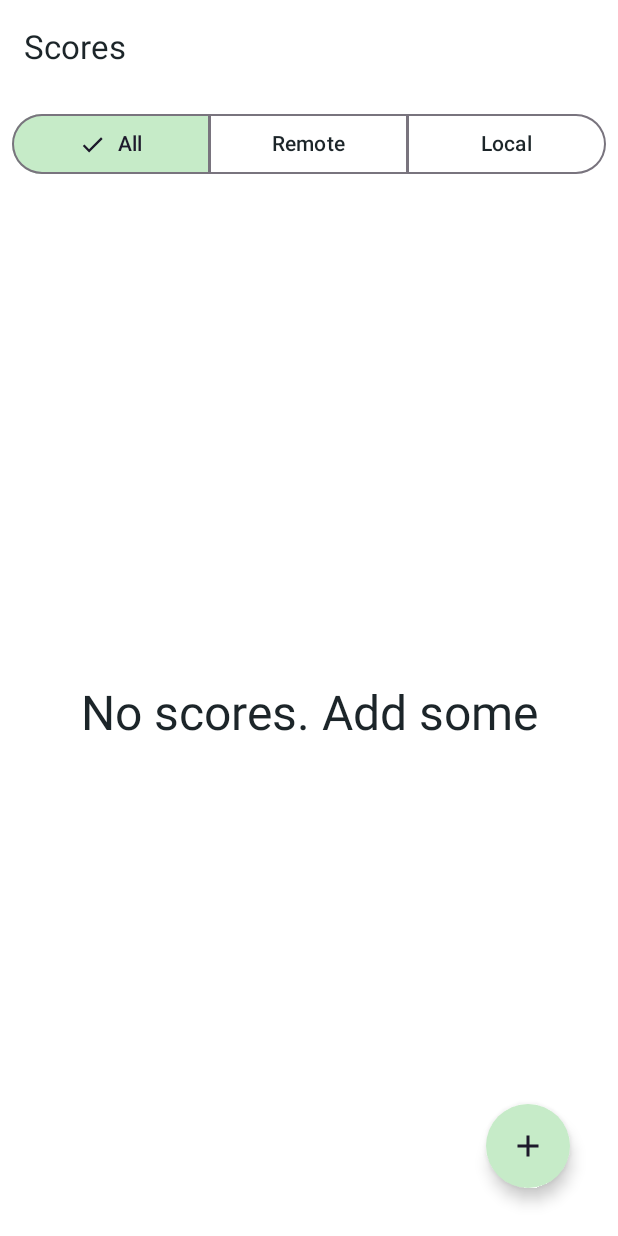
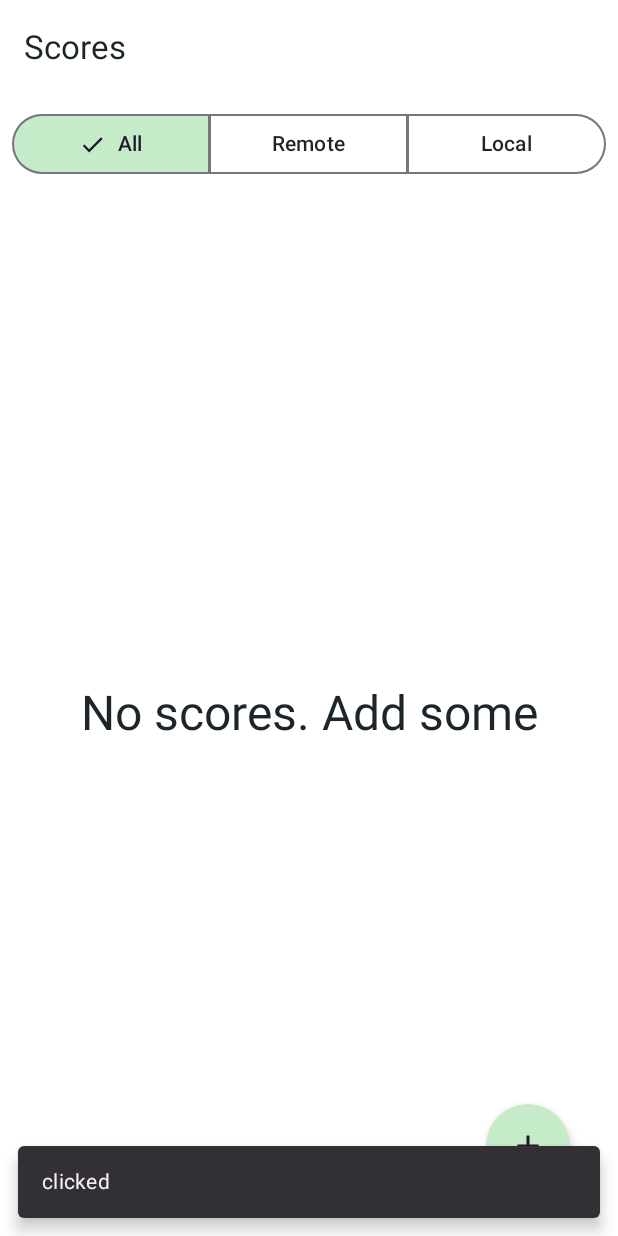
Before and after one commit to SicMarcis/CS-Scores, an Android app built with Jetpack Compose: the ScoreListScreen screen opened through its navigation route, on a phone screen of 412 x 824 dp. Run offline under Robolectric (Android 15) with nearby library versions, the phone set to English and light mode, and no system bars; our stand-ins replace Firebase (no records; nobody signed in at launch, a user with empty details on screens opened directly).

Commit message:
- toolbar per screen

```diff
--- a/app/src/main/java/cz/sic/scores/MainActivity.kt
+++ b/app/src/main/java/cz/sic/scores/MainActivity.kt
@@ -4,24 +4,16 @@ import android.os.Bundle
 import androidx.activity.ComponentActivity
 import androidx.activity.compose.setContent
 import androidx.activity.enableEdgeToEdge
-import androidx.compose.runtime.getValue
-import androidx.compose.runtime.mutableStateOf
-import androidx.compose.runtime.saveable.rememberSaveable
-import androidx.navigation.compose.rememberNavController
 import cz.sic.ds.theme.ScoreTheme
-import cz.sic.list.presentation.ui.ScoreListScreen
-import cz.sic.scores.navigation.ScoresNavGraph
 
 class MainActivity : ComponentActivity() {
     override fun onCreate(savedInstanceState: Bundle?) {
         super.onCreate(savedInstanceState)
+
         enableEdgeToEdge()
         setContent {
             ScoreTheme {
-                val navController = rememberNavController()
-                ScoresNavGraph(
-                    navController = navController
-                )
+                ScoreMain()
             }
         }
     }
--- /dev/null
+++ b/app/src/main/java/cz/sic/scores/ScoreMain.kt
@@ -0,0 +1,14 @@
+package cz.sic.scores
+
+import androidx.compose.foundation.layout.Box
+import androidx.compose.foundation.layout.fillMaxSize
+import androidx.compose.runtime.Composable
+import androidx.compose.ui.Modifier
+import androidx.navigation.compose.rememberNavController
+import cz.sic.scores.navigation.ScoresNavGraph
+
+@Composable
+fun ScoreMain() {
+    val navController = rememberNavController()
+    ScoresNavGraph(navController = navController)
+}
--- a/app/src/main/java/cz/sic/scores/navigation/ScoresNavGraph.kt
+++ b/app/src/main/java/cz/sic/scores/navigation/ScoresNavGraph.kt
@@ -1,28 +1,15 @@
 package cz.sic.scores.navigation
 
-import androidx.compose.foundation.layout.fillMaxSize
-import androidx.compose.foundation.layout.padding
-import androidx.compose.material3.Scaffold
-import androidx.compose.material3.SnackbarHost
-import androidx.compose.material3.SnackbarHostState
 import androidx.compose.runtime.Composable
-import androidx.compose.runtime.LaunchedEffect
-import androidx.compose.runtime.getValue
-import androidx.compose.runtime.mutableStateOf
-import androidx.compose.runtime.remember
-import androidx.compose.runtime.setValue
-import androidx.compose.ui.Modifier
 import androidx.navigation.NavHostController
 import androidx.navigation.compose.NavHost
-import kotlinx.serialization.Serializable
 import androidx.navigation.compose.composable
 import androidx.navigation.toRoute
 import cz.sic.detail.presentation.model.Mode
 import cz.sic.detail.presentation.ui.ScoreDetailScreen
 import cz.sic.domain.model.Store
-import cz.sic.ds.components.DsAppBar
-import cz.sic.ds.components.ToolbarState
 import cz.sic.list.presentation.ui.ScoreListScreen
+import kotlinx.serialization.Serializable
 
 @Serializable
 object ScoresListRoute
@@ -34,46 +21,17 @@ data class ScoreDetailRoute(
     val mode: Mode
 )
 
-@Serializable
-object AddScoreRoute
-
 @Composable
 fun ScoresNavGraph(
     navController: NavHostController,
 ) {
-    var toolbarState: ToolbarState by remember {
-        mutableStateOf(ToolbarState(
-            cz.sic.list.presentation.R.string.screen_list_title,
-            false
-        ))
-    }
 
-    val snackbarHostState = remember { SnackbarHostState() }
-
-    Scaffold(
-        modifier = Modifier.fillMaxSize(),
-        snackbarHost = { SnackbarHost(snackbarHostState) },
-        topBar = {
-            DsAppBar(
-                toolbarState = toolbarState,
-                onBack = { navController.popBackStack() }
-            )
-        },
-    ) { innerPadding ->
     NavHost(
         navController = navController,
         startDestination = ScoresListRoute,
-            modifier = Modifier.padding(innerPadding)
     ) {
         composable<ScoresListRoute> {
-                LaunchedEffect(Unit) {
-                    toolbarState = ToolbarState(
-                        title = cz.sic.list.presentation.R.string.screen_list_title,
-                        showBack = false
-                    )
-                }
             ScoreListScreen(
-                    snackbarHostState = snackbarHostState,
                 onNavigateToDetail = { id, store ->
                     navController.navigate(ScoreDetailRoute(id, store, Mode.View))
                 },
@@ -84,22 +42,13 @@ fun ScoresNavGraph(
         }
 
         composable<ScoreDetailRoute> { backStackEntry ->
-                LaunchedEffect(Unit) {
-                    toolbarState = ToolbarState(
-                        title = cz.sic.list.presentation.R.string.screen_detail_title,
-                        showBack = true
-                    )
-                }
-
             val route = backStackEntry.toRoute<ScoreDetailRoute>()
             ScoreDetailScreen(
                 id = route.id,
                 store = route.store,
                 mode = route.mode,
-                    snackbarHostState = snackbarHostState,
                 onBack = { navController.popBackStack() }
             )
         }
     }
 }
-}
--- a/feature/detail/presentation/src/main/java/cz/sic/detail/presentation/ui/ScoreDetailScreen.kt
+++ b/feature/detail/presentation/src/main/java/cz/sic/detail/presentation/ui/ScoreDetailScreen.kt
@@ -9,7 +9,6 @@ import androidx.compose.foundation.layout.fillMaxWidth
 import androidx.compose.foundation.layout.height
 import androidx.compose.foundation.layout.padding
 import androidx.compose.foundation.layout.size
-import androidx.compose.foundation.layout.width
 import androidx.compose.foundation.layout.wrapContentHeight
 import androidx.compose.foundation.shape.RoundedCornerShape
 import androidx.compose.foundation.text.KeyboardOptions
@@ -19,11 +18,14 @@ import androidx.compose.material.icons.filled.LocationOn
 import androidx.compose.material3.Button
 import androidx.compose.material3.Icon
 import androidx.compose.material3.MaterialTheme
+import androidx.compose.material3.Scaffold
+import androidx.compose.material3.SnackbarHost
 import androidx.compose.material3.SnackbarHostState
 import androidx.compose.material3.Text
 import androidx.compose.runtime.Composable
 import androidx.compose.runtime.LaunchedEffect
 import androidx.compose.runtime.getValue
+import androidx.compose.runtime.remember
 import androidx.compose.ui.Alignment
 import androidx.compose.ui.Modifier
 import androidx.compose.ui.res.stringResource
@@ -38,10 +40,12 @@ import cz.sic.domain.model.Score
 import cz.sic.domain.model.ScoreWithStore
 import cz.sic.domain.model.Store
 import cz.sic.ds.components.BadgeType
+import cz.sic.ds.components.DsAppBar
 import cz.sic.ds.components.DsLoadingContent
 import cz.sic.ds.components.DsRowRadioButton
+import cz.sic.ds.components.DsStoreBadge
 import cz.sic.ds.components.DsTextField
-import cz.sic.ds.components.DsStoreBadge
+import cz.sic.ds.components.ToolbarState
 import cz.sic.ds.theme.ScoreTheme
 import cz.sic.ds.utils.DsPreview
 import org.koin.androidx.compose.koinViewModel
@@ -52,11 +56,29 @@ fun ScoreDetailScreen(
     store: Store?,
     mode: Mode,
     viewModel: ScoreDetailViewModel = koinViewModel(),
-    snackbarHostState: SnackbarHostState,
     onBack: () -> Unit = {},
 ) {
+
+    val snackbarHostState = remember { SnackbarHostState() }
     val state by viewModel.uiState.collectAsStateWithLifecycle()
 
+    Scaffold(
+        topBar = {
+            DsAppBar(
+                toolbarState = ToolbarState(
+                    title = R.string.screen_detail_title,
+                    showBack = true
+                ),
+                onBack = onBack
+            )
+        },
+        snackbarHost = { SnackbarHost(snackbarHostState) }
+    ) { paddingValues ->
+        Box(
+            modifier = Modifier
+                .fillMaxSize()
+                .padding(paddingValues)
+        ) {
             LaunchedEffect(id) {
                 when (mode) {
                     Mode.View -> viewModel.onUiAction(ScoreDetailContract.UiAction.LoadScore(id, store, mode))
@@ -96,6 +118,8 @@ fun ScoreDetailScreen(
                 }
             )
         }
+    }
+}
 
 @Composable
 fun ScoreDetailContent(
@@ -112,7 +136,8 @@ fun ScoreDetailContent(
         return
     }
     Box(
-        modifier = Modifier.fillMaxSize()
+        modifier = Modifier
+            .fillMaxSize()
             .padding(16.dp)
     ) {
 
@@ -177,9 +202,8 @@ fun ScoreDetailContent(
                     )
                 }
             }
+        }
 
-
-        }
         if(isLoading) {
             DsLoadingContent(
                 modifier = Modifier
--- a/feature/detail/presentation/src/main/res/values/strings.xml
+++ b/feature/detail/presentation/src/main/res/values/strings.xml
@@ -1,4 +1,5 @@
 <?xml version="1.0" encoding="utf-8"?>
 <resources>
+    <string name="screen_detail_title">Detail</string>
     <string name="button_save">Save</string>
 </resources>
--- a/feature/list/presentation/src/main/java/cz/sic/list/presentation/ui/ScoreListScreen.kt
+++ b/feature/list/presentation/src/main/java/cz/sic/list/presentation/ui/ScoreListScreen.kt
@@ -1,10 +1,10 @@
 package cz.sic.list.presentation.ui
 
+import android.annotation.SuppressLint
 import androidx.compose.foundation.layout.Box
 import androidx.compose.foundation.layout.Column
 import androidx.compose.foundation.layout.Spacer
 import androidx.compose.foundation.layout.fillMaxSize
-import androidx.compose.foundation.layout.fillMaxWidth
 import androidx.compose.foundation.layout.height
 import androidx.compose.foundation.layout.padding
 import androidx.compose.foundation.layout.wrapContentSize
@@ -15,42 +15,58 @@ import androidx.compose.material3.FloatingActionButton
 import androidx.compose.material3.FloatingActionButtonDefaults
 import androidx.compose.material3.Icon
 import androidx.compose.material3.MaterialTheme
-import androidx.compose.material3.SegmentedButton
-import androidx.compose.material3.SegmentedButtonDefaults
-import androidx.compose.material3.SingleChoiceSegmentedButtonRow
+import androidx.compose.material3.Scaffold
+import androidx.compose.material3.SnackbarHost
 import androidx.compose.material3.SnackbarHostState
 import androidx.compose.material3.Text
 import androidx.compose.runtime.Composable
 import androidx.compose.runtime.LaunchedEffect
 import androidx.compose.runtime.getValue
+import androidx.compose.runtime.remember
 import androidx.compose.ui.Alignment
 import androidx.compose.ui.Modifier
 import androidx.compose.ui.res.stringResource
 import androidx.compose.ui.unit.dp
 import androidx.lifecycle.compose.collectAsStateWithLifecycle
 import cz.sic.domain.model.Score
+import cz.sic.domain.model.ScoreWithStore
 import cz.sic.domain.model.Store
 import cz.sic.ds.components.BadgeType
+import cz.sic.ds.components.DsAppBar
 import cz.sic.ds.components.DsLoadingContent
 import cz.sic.ds.components.ScoreItem
 import cz.sic.ds.components.ScoreList
+import cz.sic.ds.components.ToolbarState
 import cz.sic.ds.theme.ScoreTheme
 import cz.sic.ds.utils.DsPreview
-import cz.sic.domain.model.ScoreWithStore
 import cz.sic.list.presentation.R
 import cz.sic.list.presentation.vm.ScoresListContract
 import cz.sic.list.presentation.vm.ScoresListViewModel
 import org.koin.androidx.compose.koinViewModel
 
 @OptIn(ExperimentalMaterial3Api::class)
+@SuppressLint("UnusedMaterial3ScaffoldPaddingParameter")
 @Composable
 fun ScoreListScreen(
     viewModel: ScoresListViewModel = koinViewModel(),
-    snackbarHostState: SnackbarHostState,
     onNavigateToDetail: (Long, Store) -> Unit,
     onNavigateToAddScore: () -> Unit,
 ) {
+
+    val snackbarHostState = remember { SnackbarHostState() }
     val state by viewModel.uiState.collectAsStateWithLifecycle()
+
+    Scaffold(
+        topBar = {
+            DsAppBar(
+                toolbarState = ToolbarState(
+                    title = R.string.screen_list_title,
+                    showBack = false
+                )
+            )
+        },
+        snackbarHost = { SnackbarHost(snackbarHostState) }
+    ) {  paddingValues ->
 
         LaunchedEffect(viewModel) {
             viewModel.onUiAction(ScoresListContract.UiAction.OnAppear)
@@ -71,6 +87,15 @@ fun ScoreListScreen(
             }
         }
 
+        LaunchedEffect(Unit) {
+            snackbarHostState.showSnackbar("clicked")
+        }
+        Box(
+            contentAlignment = Alignment.TopCenter,
+            modifier = Modifier
+                .fillMaxSize()
+                .padding(paddingValues)
+        ) {
             ScoreListContent(
                 isLoading = state.isLoading,
                 uiState = state.uiData,
@@ -79,6 +104,8 @@ fun ScoreListScreen(
                 onStoreSelected = { viewModel.onUiAction(ScoresListContract.UiAction.OnStoreSelect(it))},
                 onAddScoreClick = { viewModel.onUiAction(ScoresListContract.UiAction.OnAddScoreClick) }
             )
+        }
+    }
 }
 
 @Composable
@@ -173,34 +200,6 @@ fun ScoreWithStore.toScoreItem(): ScoreItem {
 }
 
 @Composable
-fun StoreFilter(
-    selectedStore: Store,
-    onStoreSelected: (Store) -> Unit
-) {
-    SingleChoiceSegmentedButtonRow(
-        modifier = Modifier.fillMaxWidth()
-    ) {
-        Store.entries
-            .reversed()
-            .forEachIndexed { index, store ->
-            val isSelected = store == selectedStore
-            SegmentedButton(
-                modifier = Modifier.fillMaxWidth(),
-                onClick = { onStoreSelected(store) },
-                selected = isSelected,
-                shape = SegmentedButtonDefaults.itemShape(index, 3),
-            ) {
-                Text(when (store) {
-                    Store.Local -> stringResource(R.string.store_local)
-                    Store.Remote -> stringResource(R.string.store_remote)
-                    Store.Any -> stringResource(R.string.store_any)
-                })
-            }
-        }
-    }
-}
-
-@Composable
 fun EmptyContent() {
     Box(
         modifier = Modifier.fillMaxSize()
--- /dev/null
+++ b/feature/list/presentation/src/main/java/cz/sic/list/presentation/ui/StoreFilter.kt
@@ -0,0 +1,40 @@
+package cz.sic.list.presentation.ui
+
+import androidx.compose.foundation.layout.fillMaxWidth
+import androidx.compose.material3.SegmentedButton
+import androidx.compose.material3.SegmentedButtonDefaults
+import androidx.compose.material3.SingleChoiceSegmentedButtonRow
+import androidx.compose.material3.Text
+import androidx.compose.runtime.Composable
+import androidx.compose.ui.Modifier
+import androidx.compose.ui.res.stringResource
+import cz.sic.domain.model.Store
+import cz.sic.list.presentation.R
+
+@Composable
+fun StoreFilter(
+    selectedStore: Store,
+    onStoreSelected: (Store) -> Unit
+) {
+    SingleChoiceSegmentedButtonRow(
+        modifier = Modifier.fillMaxWidth()
+    ) {
+        Store.entries
+            .reversed()
+            .forEachIndexed { index, store ->
+                val isSelected = store == selectedStore
+                SegmentedButton(
+                    modifier = Modifier.fillMaxWidth(),
+                    onClick = { onStoreSelected(store) },
+                    selected = isSelected,
+                    shape = SegmentedButtonDefaults.itemShape(index, 3),
+                ) {
+                    Text(when (store) {
+                        Store.Local -> stringResource(R.string.store_local)
+                        Store.Remote -> stringResource(R.string.store_remote)
+                        Store.Any -> stringResource(R.string.store_any)
+                    })
+                }
+            }
+    }
+}
--- a/feature/list/presentation/src/main/res/values/strings.xml
+++ b/feature/list/presentation/src/main/res/values/strings.xml
@@ -1,7 +1,6 @@
 <?xml version="1.0" encoding="utf-8"?>
 <resources>
     <string name="screen_list_title">Scores</string>
-    <string name="screen_detail_title">Detail</string>
     <string name="store_local">Local</string>
     <string name="store_remote">Remote</string>
     <string name="store_any">All</string>
```
Also changed, not shown: 2 other files. Lines whose indentation alone changed are shown as unchanged.
